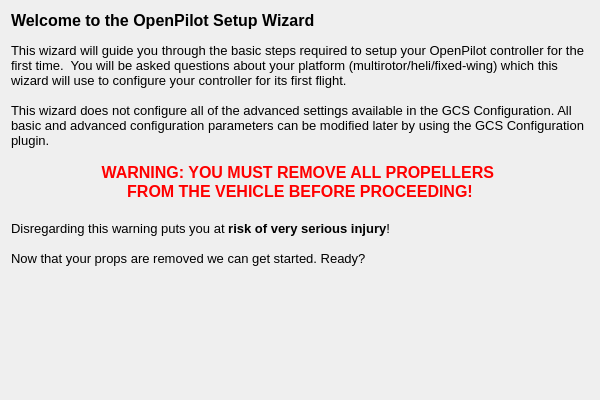
Old version of the form ground/gcs/src/plugins/setupwizard/pages/startpage.ui in the repository TauLabs/TauLabs.
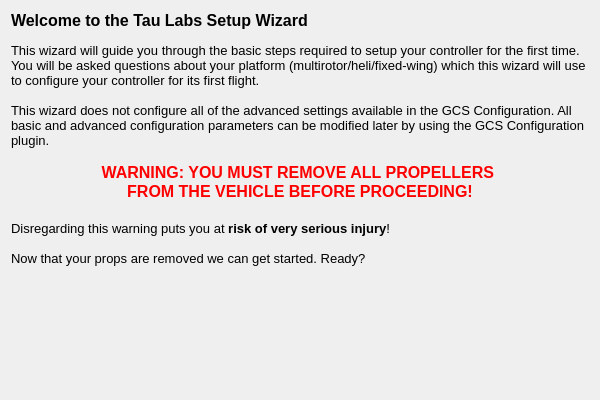
New version of the form.

Commit message: SetupWizard: update page text

What changed in the file:
```diff
--- a/ground/gcs/src/plugins/setupwizard/pages/startpage.ui
+++ b/ground/gcs/src/plugins/setupwizard/pages/startpage.ui
@@ -38,19 +38,19 @@
       <string>&lt;!DOCTYPE HTML PUBLIC &quot;-//W3C//DTD HTML 4.0//EN&quot; &quot;http://www.w3.org/TR/REC-html40/strict.dtd&quot;&gt;
 &lt;html&gt;&lt;head&gt;&lt;meta name=&quot;qrichtext&quot; content=&quot;1&quot; /&gt;&lt;style type=&quot;text/css&quot;&gt;
 p, li { white-space: pre-wrap; }
-&lt;/style&gt;&lt;/head&gt;&lt;body style=&quot; font-family:'MS Shell Dlg 2'; font-size:8pt; font-weight:400; font-style:normal;&quot;&gt;
-&lt;p style=&quot; margin-top:0px; margin-bottom:0px; margin-left:0px; margin-right:0px; -qt-block-indent:0; text-indent:0px;&quot;&gt;&lt;span style=&quot; font-size:12pt; font-weight:600;&quot;&gt;Welcome to the OpenPilot Setup Wizard&lt;/span&gt;&lt;/p&gt;
+&lt;/style&gt;&lt;/head&gt;&lt;body style=&quot; font-family:'Lucida Grande'; font-size:13pt; font-weight:400; font-style:normal;&quot;&gt;
+&lt;p style=&quot; margin-top:0px; margin-bottom:0px; margin-left:0px; margin-right:0px; -qt-block-indent:0; text-indent:0px;&quot;&gt;&lt;span style=&quot; font-family:'MS Shell Dlg 2'; font-size:12pt; font-weight:600;&quot;&gt;Welcome to the Tau Labs Setup Wizard&lt;/span&gt;&lt;/p&gt;
+&lt;p style=&quot;-qt-paragraph-type:empty; margin-top:0px; margin-bottom:0px; margin-left:0px; margin-right:0px; -qt-block-indent:0; text-indent:0px; font-family:'MS Shell Dlg 2'; font-size:8pt;&quot;&gt;&lt;br /&gt;&lt;/p&gt;
+&lt;p style=&quot; margin-top:0px; margin-bottom:0px; margin-left:0px; margin-right:0px; -qt-block-indent:0; text-indent:0px;&quot;&gt;&lt;span style=&quot; font-family:'MS Shell Dlg 2'; font-size:10pt;&quot;&gt;This wizard will guide you through the basic steps required to setup your controller for the first time.  You will be asked questions about your platform (multirotor/heli/fixed-wing) which this wizard will use to configure your controller for its first flight. &lt;/span&gt;&lt;/p&gt;
+&lt;p style=&quot;-qt-paragraph-type:empty; margin-top:0px; margin-bottom:0px; margin-left:0px; margin-right:0px; -qt-block-indent:0; text-indent:0px; font-family:'MS Shell Dlg 2'; font-size:10pt;&quot;&gt;&lt;br /&gt;&lt;/p&gt;
+&lt;p style=&quot; margin-top:0px; margin-bottom:0px; margin-left:0px; margin-right:0px; -qt-block-indent:0; text-indent:0px;&quot;&gt;&lt;span style=&quot; font-family:'MS Shell Dlg 2'; font-size:10pt;&quot;&gt;This wizard does not configure all of the advanced settings available in the GCS Configuration. All basic and advanced configuration parameters can be modified later by using the GCS Configuration plugin.&lt;/span&gt;&lt;/p&gt;
+&lt;p style=&quot;-qt-paragraph-type:empty; margin-top:0px; margin-bottom:0px; margin-left:0px; margin-right:0px; -qt-block-indent:0; text-indent:0px; font-family:'MS Shell Dlg 2'; font-size:10pt;&quot;&gt;&lt;br /&gt;&lt;/p&gt;
+&lt;p align=&quot;center&quot; style=&quot; margin-top:0px; margin-bottom:0px; margin-left:0px; margin-right:0px; -qt-block-indent:0; text-indent:0px;&quot;&gt;&lt;span style=&quot; font-family:'MS Shell Dlg 2'; font-size:12pt; font-weight:600; color:#ff0000;&quot;&gt;WARNING: YOU MUST REMOVE ALL PROPELLERS &lt;/span&gt;&lt;/p&gt;
+&lt;p align=&quot;center&quot; style=&quot; margin-top:0px; margin-bottom:0px; margin-left:0px; margin-right:0px; -qt-block-indent:0; text-indent:0px;&quot;&gt;&lt;span style=&quot; font-family:'MS Shell Dlg 2'; font-size:12pt; font-weight:600; color:#ff0000;&quot;&gt;FROM THE VEHICLE BEFORE PROCEEDING!&lt;/span&gt;&lt;/p&gt;
 &lt;p style=&quot;-qt-paragraph-type:empty; margin-top:0px; margin-bottom:0px; margin-left:0px; margin-right:0px; -qt-block-indent:0; text-indent:0px;&quot;&gt;&lt;br /&gt;&lt;/p&gt;
-&lt;p style=&quot; margin-top:0px; margin-bottom:0px; margin-left:0px; margin-right:0px; -qt-block-indent:0; text-indent:0px;&quot;&gt;&lt;span style=&quot; font-size:10pt;&quot;&gt;This wizard will guide you through the basic steps required to setup your OpenPilot controller for the first time.  You will be asked questions about your platform (multirotor/heli/fixed-wing) which this wizard will use to configure your controller for its first flight. &lt;/span&gt;&lt;/p&gt;
-&lt;p style=&quot;-qt-paragraph-type:empty; margin-top:0px; margin-bottom:0px; margin-left:0px; margin-right:0px; -qt-block-indent:0; text-indent:0px; font-size:10pt;&quot;&gt;&lt;br /&gt;&lt;/p&gt;
-&lt;p style=&quot; margin-top:0px; margin-bottom:0px; margin-left:0px; margin-right:0px; -qt-block-indent:0; text-indent:0px;&quot;&gt;&lt;span style=&quot; font-size:10pt;&quot;&gt;This wizard does not configure all of the advanced settings available in the GCS Configuration. All basic and advanced configuration parameters can be modified later by using the GCS Configuration plugin.&lt;/span&gt;&lt;/p&gt;
-&lt;p style=&quot;-qt-paragraph-type:empty; margin-top:0px; margin-bottom:0px; margin-left:0px; margin-right:0px; -qt-block-indent:0; text-indent:0px; font-size:10pt;&quot;&gt;&lt;br /&gt;&lt;/p&gt;
-&lt;p align=&quot;center&quot; style=&quot; margin-top:0px; margin-bottom:0px; margin-left:0px; margin-right:0px; -qt-block-indent:0; text-indent:0px;&quot;&gt;&lt;span style=&quot; font-size:12pt; font-weight:600; color:#ff0000;&quot;&gt;WARNING: YOU MUST REMOVE ALL PROPELLERS &lt;/span&gt;&lt;/p&gt;
-&lt;p align=&quot;center&quot; style=&quot; margin-top:0px; margin-bottom:0px; margin-left:0px; margin-right:0px; -qt-block-indent:0; text-indent:0px;&quot;&gt;&lt;span style=&quot; font-size:12pt; font-weight:600; color:#ff0000;&quot;&gt;FROM THE VEHICLE BEFORE PROCEEDING!&lt;/span&gt;&lt;/p&gt;
-&lt;p style=&quot;-qt-paragraph-type:empty; margin-top:0px; margin-bottom:0px; margin-left:0px; margin-right:0px; -qt-block-indent:0; text-indent:0px; font-family:'Lucida Grande'; font-size:13pt;&quot;&gt;&lt;br /&gt;&lt;/p&gt;
-&lt;p style=&quot; margin-top:0px; margin-bottom:0px; margin-left:0px; margin-right:0px; -qt-block-indent:0; text-indent:0px;&quot;&gt;&lt;span style=&quot; font-size:10pt;&quot;&gt;Disregarding this warning puts you at&lt;/span&gt;&lt;span style=&quot; font-size:10pt; font-weight:600; color:#000000;&quot;&gt; risk of very serious injury&lt;/span&gt;&lt;span style=&quot; font-size:10pt;&quot;&gt;!&lt;/span&gt;&lt;/p&gt;
-&lt;p style=&quot;-qt-paragraph-type:empty; margin-top:0px; margin-bottom:0px; margin-left:0px; margin-right:0px; -qt-block-indent:0; text-indent:0px; font-size:10pt;&quot;&gt;&lt;br /&gt;&lt;/p&gt;
-&lt;p style=&quot; margin-top:0px; margin-bottom:0px; margin-left:0px; margin-right:0px; -qt-block-indent:0; text-indent:0px;&quot;&gt;&lt;span style=&quot; font-size:10pt;&quot;&gt;Now that your props are removed we can get started. Ready?&lt;/span&gt;&lt;/p&gt;&lt;/body&gt;&lt;/html&gt;</string>
+&lt;p style=&quot; margin-top:0px; margin-bottom:0px; margin-left:0px; margin-right:0px; -qt-block-indent:0; text-indent:0px;&quot;&gt;&lt;span style=&quot; font-family:'MS Shell Dlg 2'; font-size:10pt;&quot;&gt;Disregarding this warning puts you at&lt;/span&gt;&lt;span style=&quot; font-family:'MS Shell Dlg 2'; font-size:10pt; font-weight:600; color:#000000;&quot;&gt; risk of very serious injury&lt;/span&gt;&lt;span style=&quot; font-family:'MS Shell Dlg 2'; font-size:10pt;&quot;&gt;!&lt;/span&gt;&lt;/p&gt;
+&lt;p style=&quot;-qt-paragraph-type:empty; margin-top:0px; margin-bottom:0px; margin-left:0px; margin-right:0px; -qt-block-indent:0; text-indent:0px; font-family:'MS Shell Dlg 2'; font-size:10pt;&quot;&gt;&lt;br /&gt;&lt;/p&gt;
+&lt;p style=&quot; margin-top:0px; margin-bottom:0px; margin-left:0px; margin-right:0px; -qt-block-indent:0; text-indent:0px;&quot;&gt;&lt;span style=&quot; font-family:'MS Shell Dlg 2'; font-size:10pt;&quot;&gt;Now that your props are removed we can get started. Ready?&lt;/span&gt;&lt;/p&gt;&lt;/body&gt;&lt;/html&gt;</string>
      </property>
      <property name="alignment">
       <set>Qt::AlignLeading|Qt::AlignLeft|Qt::AlignTop</set>
```
The commit also changes 14 other files.
